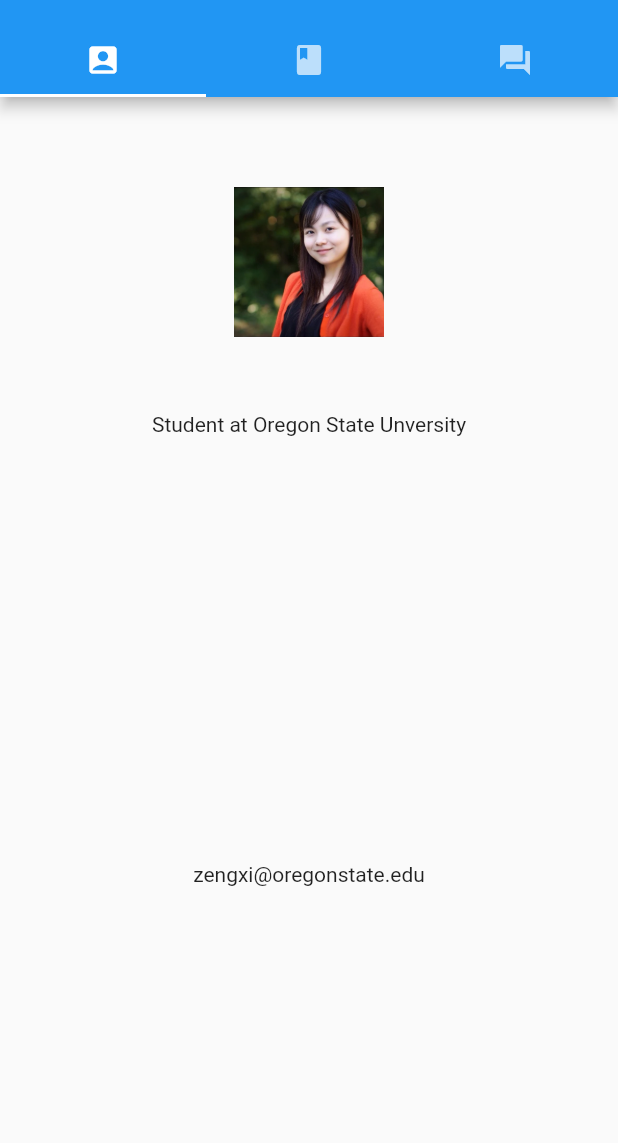
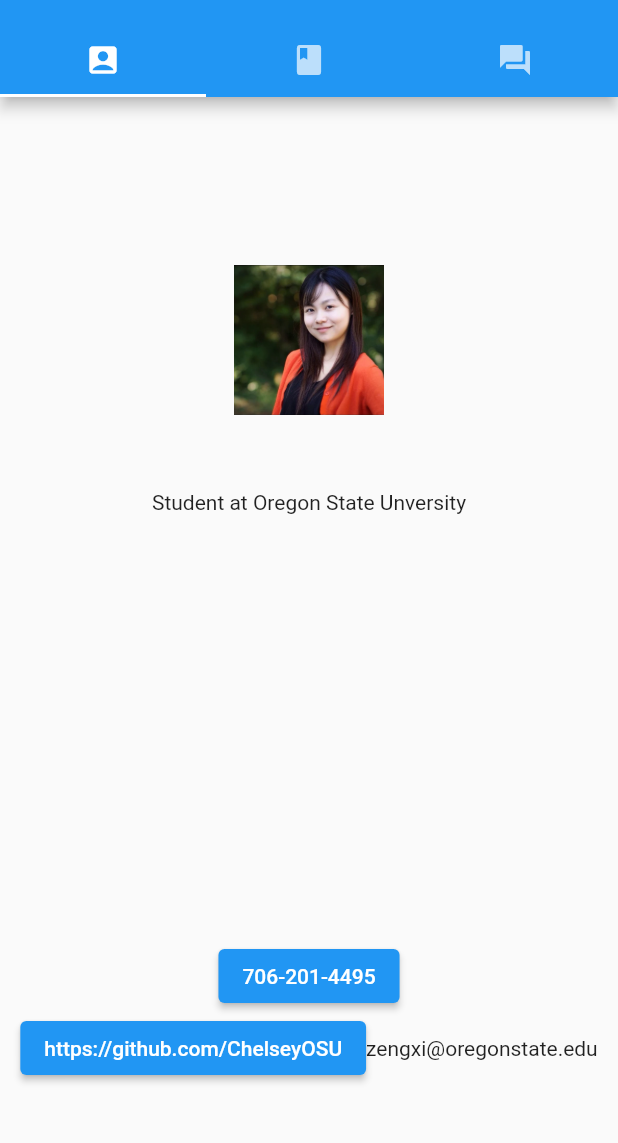
Before and after one commit to ChelseyOSU/call_me_maybe, a Flutter app: the screen it shows after launch, on a phone screen of 412 x 824 dp, the part 59-1202 px from its top. Run offline on Flutter 3.47's test engine with Material 2 defaults, Android fonts, the phone set to English and light mode, and no system bars.

Commit message:
add launch_url for sms and github link

```diff
--- a/lib/screens/profile_screen.dart
+++ b/lib/screens/profile_screen.dart
@@ -1,5 +1,13 @@
 import 'package:flutter/material.dart';
+import 'package:url_launcher/url_launcher.dart';
+import 'dart:io';
 import '../models/profile.dart';
+
+const String _url = 'https://github.com/ChelseyOSU';
+const String _androidPhoneNumber = '+1 706 201 4495?body=hello%20there';
+const String _iosPhoneNumber = '17062014495&body=hello%20there';
+const String _emailAddress='zengxi@oregonstate.edu';
+
 
 class ProfileScreen extends StatelessWidget {
   @override
@@ -9,7 +17,32 @@ class ProfileScreen extends StatelessWidget {
       children: [
         SizedBox(child: profileImage(), height:200),
         SizedBox(child: const Text("Student at Oregon State Unversity"), height:300),
-        SizedBox(child: const Text("zengxi@oregonstate.edu"), height: 200)
+        ElevatedButton(
+          onPressed: _lanuchSMS,
+          child: Text("706-201-4495")
+          ),
+        Row(
+           mainAxisAlignment: MainAxisAlignment.center,
+           children: [
+            ElevatedButton(
+              onPressed: _launchURL,
+              child: Text(_url)
+            ),
+            Text(_emailAddress)
+           ],
+        )
       ]);
   }
 }
+
+void _launchURL() async {
+  if (!await launch(_url)) throw 'Could not connect to $_url';
+}
+
+void _lanuchSMS() async {
+  if (Platform.isAndroid) {
+    if (!await launch("sms:${_androidPhoneNumber}")) throw 'Could not connect to android messages';
+  } else if (Platform.isIOS) {
+    if (!await launch("sms:${_iosPhoneNumber}")) throw 'Could not connect to iMessages';
+  }
+}
--- a/pubspec.yaml
+++ b/pubspec.yaml
@@ -34,6 +34,7 @@ dependencies:
   # The following adds the Cupertino Icons font to your application.
   # Use with the CupertinoIcons class for iOS style icons.
   cupertino_icons: ^1.0.2
+  url_launcher: ^6.0.18
 
 dev_dependencies:
   flutter_test:
@@ -59,7 +60,7 @@ flutter:
 
   # To add assets to your application, add an assets section, like this:
   assets:
-    - assets/images/xiaoshi_zeng_profile.webp
+    - assets/images/
 
   # An image asset can refer to one or more resolution-specific "variants", see
   # https://flutter.dev/assets-and-images/#resolution-aware.
```
Also changed, not shown: pubspec.lock, 13 other files.
